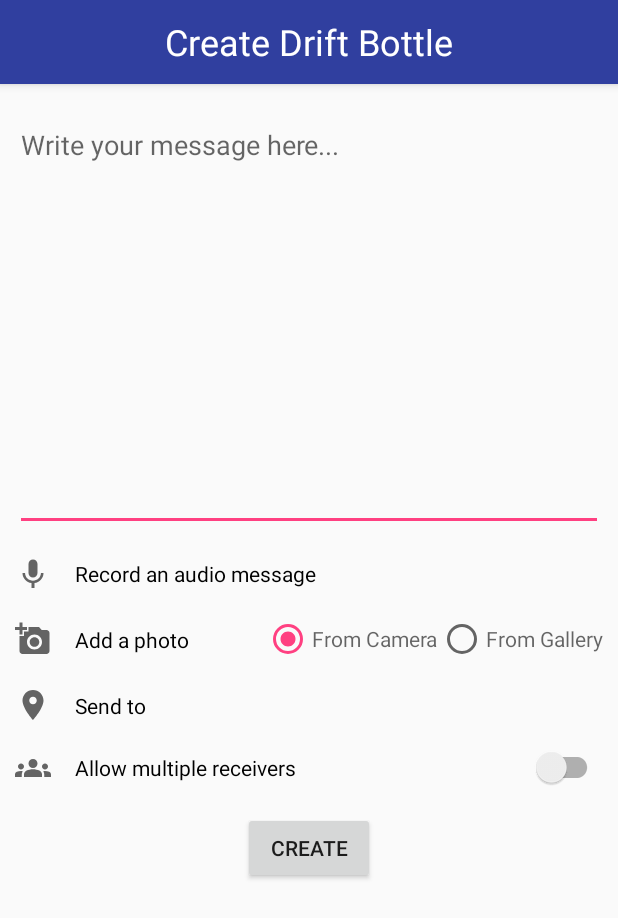
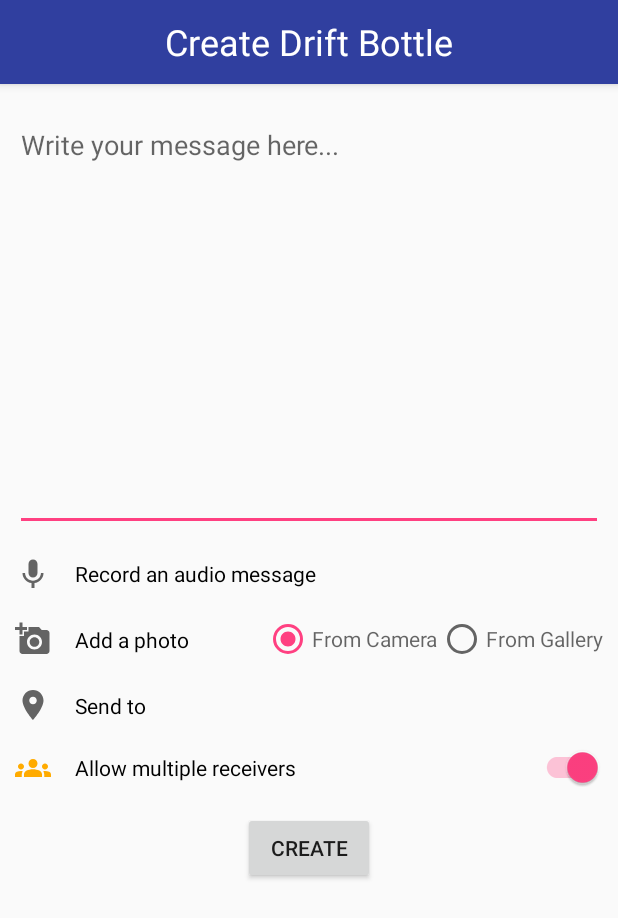
Before and after one commit to zacw7/chatime, an Android app: the CreateBottleActivity screen opened directly, with no data from a screen before it, after a tap on "Add a photo", on a phone screen of 412 x 824 dp. Shown: the top 918 px of the screen. Run offline under Robolectric (Android 15) with nearby library versions, the phone set to English and light mode, and no system bars; our stand-ins replace ButterKnife, Firebase (no records; nobody signed in at launch, a user with empty details on screens opened directly); 2 other taps on this screen came first.

Commit message:
Add colors to icons

```diff
--- a/app/src/main/java/edu/neu/cs5520/chatime/presentation/ui/activities/CreateBottleActivity.java
+++ b/app/src/main/java/edu/neu/cs5520/chatime/presentation/ui/activities/CreateBottleActivity.java
@@ -1,4 +1,6 @@
 package edu.neu.cs5520.chatime.presentation.ui.activities;
+
+import static java.security.AccessController.getContext;
 
 import android.annotation.SuppressLint;
 import android.content.Intent;
@@ -13,9 +15,11 @@ import android.widget.RadioButton;
 import androidx.annotation.Nullable;
 import androidx.appcompat.app.AppCompatActivity;
 import androidx.constraintlayout.widget.ConstraintLayout;
+import androidx.core.content.ContextCompat;
 import androidx.core.content.FileProvider;
 
 import com.bumptech.glide.Glide;
+import com.google.android.material.switchmaterial.SwitchMaterial;
 
 import java.io.File;
 import java.io.IOException;
@@ -47,12 +51,21 @@ public class CreateBottleActivity extends AppCompatActivity implements CreateBot
     RadioButton mRadioFromCamera;
     @BindView(R.id.radio_from_gallery)
     RadioButton mRadioFromGallery;
+    @BindView(R.id.switch_multiple_receivers)
+    SwitchMaterial mSwitchMultipleReceivers;
+    @BindView(R.id.image_add_audio)
+    ImageView mImageAddAudio;
+    @BindView(R.id.image_add_photo)
+    ImageView mImageAddPhoto;
+    @BindView(R.id.image_send_to)
+    ImageView mImageSendTo;
+    @BindView(R.id.image_multiple_receivers)
+    ImageView mImageMultipleReceivers;
 
     private static final int REQUEST_IMAGE_CAPTURE = 1;
     private static final int REQUEST_PICK_IMAGE = 2;
     private CreateBottlePresenter mPresenter;
     private String mCurrentPhotoPath;
-    private boolean mAddPhotoEnable;
 
     @Override
     protected void onCreate(Bundle savedInstanceState) {
@@ -98,6 +111,7 @@ public class CreateBottleActivity extends AppCompatActivity implements CreateBot
     @Override
     public void displayAddedPhoto(Uri uri) {
         mLayoutAddPhoto.setVisibility(View.VISIBLE);
+        mImageAddPhoto.setColorFilter(getResources().getColor(R.color.blue));
         Glide.with(this).load(uri).into(mImageBottlePhoto);
         mRadioFromCamera.setEnabled(false);
         mRadioFromGallery.setEnabled(false);
@@ -106,6 +120,7 @@ public class CreateBottleActivity extends AppCompatActivity implements CreateBot
     @Override
     public void hidePhotoPreview() {
         mLayoutAddPhoto.setVisibility(View.GONE);
+        mImageAddPhoto.clearColorFilter();
         mImageBottlePhoto.setImageResource(android.R.color.transparent);
         mRadioFromCamera.setEnabled(true);
         mRadioFromGallery.setEnabled(true);
@@ -113,7 +128,15 @@ public class CreateBottleActivity extends AppCompatActivity implements CreateBot
 
     @OnClick(R.id.layout_add_audio)
     public void recordAudio() {
-        System.out.println("audio audio!!");
+    }
+
+    @OnClick(R.id.switch_multiple_receivers)
+    public void onMultipleReceiversClick() {
+        if (mSwitchMultipleReceivers.isChecked()) {
+            mImageMultipleReceivers.setColorFilter(getResources().getColor(R.color.orange));
+        } else {
+            mImageMultipleReceivers.clearColorFilter();
+        }
     }
 
     @Override
--- a/app/src/main/res/values/colors.xml
+++ b/app/src/main/res/values/colors.xml
@@ -3,4 +3,9 @@
     <color name="colorPrimary">#3F51B5</color>
     <color name="colorPrimaryDark">#303F9F</color>
     <color name="colorAccent">#FF4081</color>
+
+    <color name="green">#00C853</color>
+    <color name="blue">#2962FF</color>
+    <color name="red">#D50000</color>
+    <color name="orange">#FFAB00</color>
 </resources>
```
